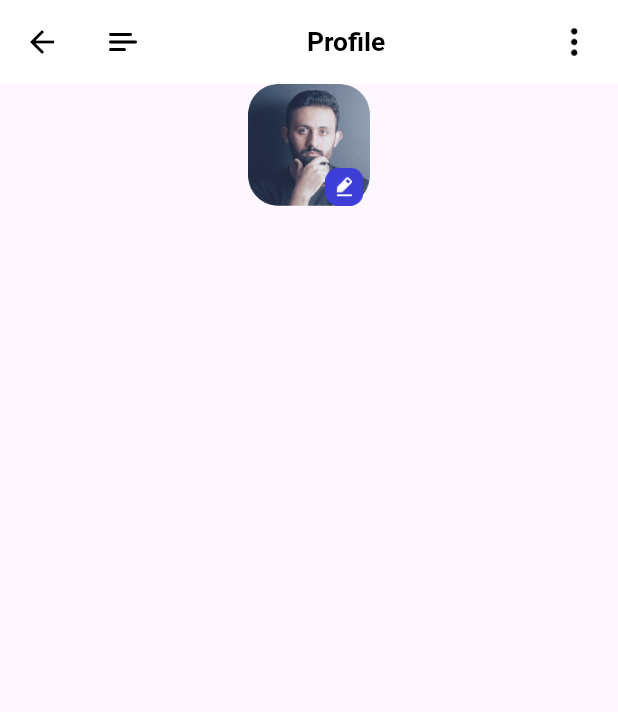
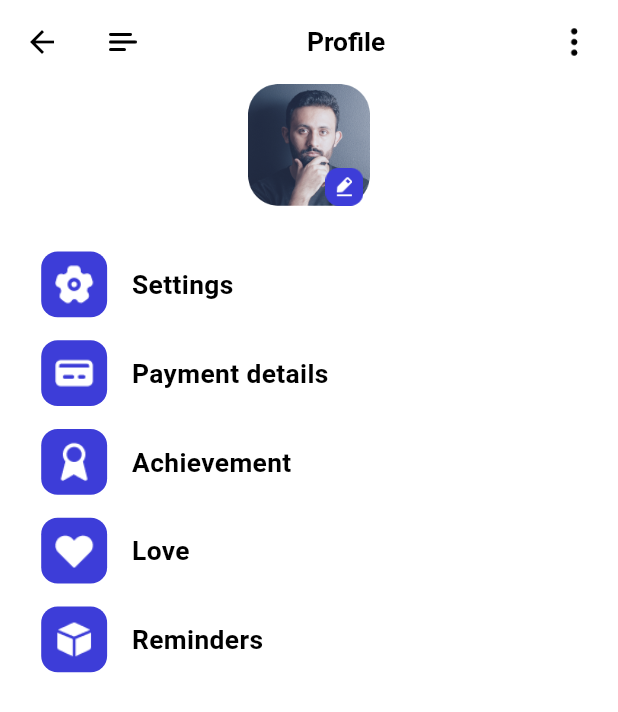
Before and after one commit to MaharramovRza/learning_app, a Flutter app: the ProfilePage screen opened directly, on a phone screen of 412 x 824 dp. Shown: the top 712 px of the screen. Run offline on Flutter 3.47's test engine with Material 3 defaults, Android fonts, the light colour scheme and no system bars; our stand-ins replace cloud_firestore, dots_indicator, firebase_auth, firebase_core, flutter_bloc, flutter_screenutil and 3 more; missing offline and left inert: dart:ffi; accounts and stored records are empty.

Commit message:
listView added

```diff
--- a/lib/pages/profile/profile.dart
+++ b/lib/pages/profile/profile.dart
@@ -14,6 +14,7 @@ class _ProfileState extends State<ProfilePage> {
   @override
   Widget build(BuildContext context) {
     return Scaffold(
+      backgroundColor: Colors.white,
       appBar: buildAppbar(),
       body: SingleChildScrollView(
         child:SizedBox(
@@ -22,6 +23,11 @@ class _ProfileState extends State<ProfilePage> {
             crossAxisAlignment: CrossAxisAlignment.center,
             children: [
               profileIconAndButton(),
+              SizedBox(height: 30.h,),
+              Padding(
+                padding:EdgeInsets.only(left: 25.w),
+                child: buildListView(),
+              ),
             ],
           ),
         ),
--- a/lib/pages/profile/widgets/profile_widgets.dart
+++ b/lib/pages/profile/widgets/profile_widgets.dart
@@ -54,3 +54,47 @@ Widget profileIconAndButton(){
     ),
   );
 }
+//settings sections buttons
+
+var imagesInfo = <String,String>{
+  "Settings":"settings.png",
+  "Payment details":"credit-card.png",
+  "Achievement":"award.png",
+  "Love":"heart(1).png",
+  "Reminders":"cube.png"
+};
+
+Widget buildListView(){
+  return Column(
+    children: [
+      ...List.generate(imagesInfo.length, (index) => GestureDetector(
+        child: Container(
+          margin: EdgeInsets.only(bottom: 15.h),
+          child: Row(
+            children: [
+              Container(
+                child: Image.asset("assets/icons/${imagesInfo.values.elementAt(index)}"),
+
+                width: 40.w,
+                height: 40.w,
+                padding: EdgeInsets.all(7.0),
+                decoration: BoxDecoration(
+                    borderRadius: BorderRadius.circular(10.w),
+                    color: AppColors.primaryElement
+                ),
+              ),
+              SizedBox(width: 15.w,),
+              Text(
+                imagesInfo.keys.elementAt(index),
+                style: TextStyle(
+                    color:AppColors.primaryText,
+                    fontWeight: FontWeight.bold,
+                    fontSize: 16.sp
+                ),)
+            ],
+          ),
+        ),
+      ),)
+    ],
+  );
+}
```
